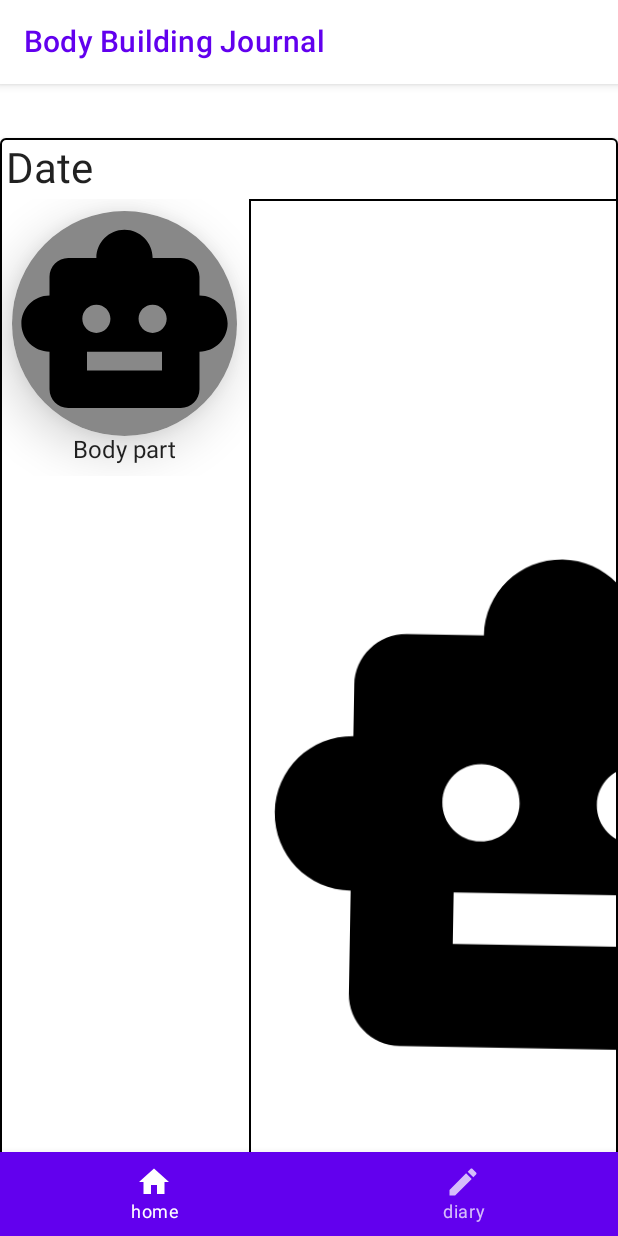
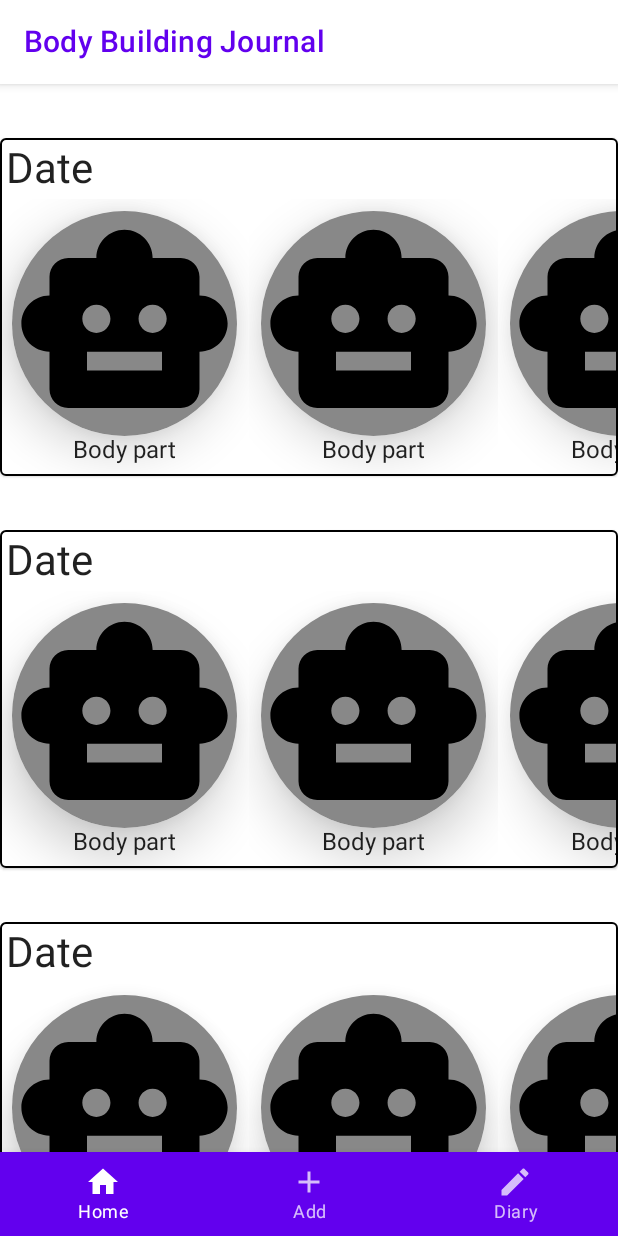
Before and after one commit to juanlestrella/BodybuilderJournalCompose, an Android app built with Jetpack Compose: the screen it shows after launch (MainActivity), after a tap on "Date", on a phone screen of 412 x 824 dp. Run offline under Robolectric (Android 15) with nearby library versions, the phone set to English and light mode, and no system bars; our stand-ins replace Dagger/Hilt's generated code.

Commit message:
Update: Add Screen started

```diff
--- a/app/src/main/java/com/example/bodybuilder/compose/Home.kt
+++ b/app/src/main/java/com/example/bodybuilder/compose/Home.kt
@@ -35,16 +35,17 @@ import com.example.bodybuilder.ui.theme.Bodybuilder
 /**
  * TODO:
  * 0) Apply Card Effects
- * 0) Make each Card clickable
- *      0) -> make image zoom out once clicked
+ * 0) Make each Folder clickable
+ *      0) navigate to another screen
  * 0) Implement Scaffold
- *      3.a) switch bottomBar to BottomNavigation
+ *      0) switch bottomBar to BottomNavigation
  *      https://developer.android.com/reference/kotlin/androidx/compose/material/package-summary#bottomnavigation
- * 4) Implement network
- * 5) Implement entities and database
- * 6) Implement ViewModels
- * 7) Implement repositories
- * 8) Implement navigation
+ * 0) Implement network
+ * 0) Implement entities and database
+ * 0) Implement ViewModels
+ * 0) Implement repositories
+ * 0) Implement navigation
+ * 1) Implement an Add Screen and add it to BottomNavigation
  */
 
 @Composable
@@ -59,13 +60,13 @@ fun HomeScreen(
  */
 @Composable
 fun HomeBodyContent(
-    modifier: Modifier = Modifier,
+    modifier: Modifier,
 ){
     LazyColumn(
         modifier = modifier,
         userScrollEnabled = true
     ){
-        items(10){ // Use Room table to determine the size of the LazyColumn
+        items(3){ // Use Room table to determine the size of the LazyColumn
             Spacer(modifier = modifier.height(8.dp)) // this helps avoid recomposition of the child composable function
             HomeContentFolder()
         }
@@ -114,22 +115,20 @@ fun ContentCard(
     @DrawableRes image: Int = R.drawable.baseline_smart_toy_24,
     description: String = "temp description",
     bodyPart: String = "Body part",
-    context: Context = LocalContext.current
+//    context: Context = LocalContext.current
 ){
-    val isClicked = remember { mutableStateOf(false) }
+//    val isClicked = remember { mutableStateOf(false) }
     val imageModifier = modifier
         .size(150.dp)
         .background(Color.Gray)
         .fillMaxWidth()
-        .clickable(
-            enabled = true,
-            onClick = { // use this to show larger image of clicked image
-                Toast
-                    .makeText(context, "Clicked Image", Toast.LENGTH_SHORT)
-                    .show()
-                isClicked.value = !isClicked.value
-            },
-        )
+//        .clickable(
+//            enabled = true,
+//            onClick = { // use this to show larger image of clicked image
+//                Toast.makeText(context, "Clicked Image", Toast.LENGTH_SHORT).show()
+//                isClicked.value = !isClicked.value
+//            },
+//        )
     Surface{
         Column(
             modifier = modifier
@@ -149,9 +148,9 @@ fun ContentCard(
             }
             Text(text = bodyPart)
         }
-        if (isClicked.value){
-            BoxImage(modifier, image)
-        }
+//        if (isClicked.value){
+//            BoxImage(modifier, image)
+//        }
     }
 }
 
@@ -159,42 +158,42 @@ fun ContentCard(
  * This can be in another file and use navigation
  * Used to enlarge the clicked image
  */
-@Composable
-fun BoxImage(
-    modifier: Modifier = Modifier,
-    @DrawableRes image: Int = R.drawable.baseline_smart_toy_24,
-    configuration: Configuration = LocalConfiguration.current
-){
-    val scale = remember { mutableStateOf(1f) }
-    val rotationState = remember { mutableStateOf(1f) }
-    Box(
-        modifier = modifier
-            .clip(RectangleShape)
-            .background(color = MaterialTheme.colors.background)
-            .border(1.dp, if (isSystemInDarkTheme()) Color.White else Color.Black)
-            .size(height = configuration.screenHeightDp.dp, width = configuration.screenWidthDp.dp)
-            .pointerInput(Unit) {
-                detectTransformGestures { _, _, zoom, rotation ->
-                    scale.value *= zoom
-                    rotationState.value += rotation
-                }
-            }
-    ){
-        Image(
-            modifier = modifier
-                .align(Alignment.Center)
-                .fillMaxSize()
-                .graphicsLayer(
-                    scaleX = maxOf(.5f, minOf(3f, scale.value)),
-                    scaleY = maxOf(.5f, minOf(3f, scale.value)),
-                    rotationZ = rotationState.value
-                ),
-            contentDescription = "Zoom Image",
-            contentScale = ContentScale.Fit,
-            painter = painterResource(id = image)
-        )
-    }
-}
+//@Composable
+//fun BoxImage(
+//    modifier: Modifier = Modifier,
+//    @DrawableRes image: Int = R.drawable.baseline_smart_toy_24,
+//    configuration: Configuration = LocalConfiguration.current
+//){
+//    val scale = remember { mutableStateOf(1f) }
+//    val rotationState = remember { mutableStateOf(1f) }
+//    Box(
+//        modifier = modifier
+//            .clip(RectangleShape)
+//            .background(color = MaterialTheme.colors.background)
+//            .border(1.dp, if (isSystemInDarkTheme()) Color.White else Color.Black)
+//            .size(height = configuration.screenHeightDp.dp, width = configuration.screenWidthDp.dp)
+//            .pointerInput(Unit) {
+//                detectTransformGestures { _, _, zoom, rotation ->
+//                    scale.value *= zoom
+//                    rotationState.value += rotation
+//                }
+//            }
+//    ){
+//        Image(
+//            modifier = modifier
+//                .align(Alignment.Center)
+//                .fillMaxSize()
+//                .graphicsLayer(
+//                    scaleX = maxOf(.5f, minOf(3f, scale.value)),
+//                    scaleY = maxOf(.5f, minOf(3f, scale.value)),
+//                    rotationZ = rotationState.value
+//                ),
+//            contentDescription = "Zoom Image",
+//            contentScale = ContentScale.Fit,
+//            painter = painterResource(id = image)
+//        )
+//    }
+//}
 /** ----------PREVIEWS---------- **/
 @Preview(showBackground = true)
 @Composable
--- a/app/src/main/java/com/example/bodybuilder/navigation/BottomNavigation.kt
+++ b/app/src/main/java/com/example/bodybuilder/navigation/BottomNavigation.kt
@@ -18,6 +18,7 @@ import androidx.navigation.compose.currentBackStackEntryAsState
 fun AppBottomNavigation(navController: NavController) {
     val items = listOf(
         Screen.Home,
+        Screen.Add,
         Screen.Diary
     )
     BottomNavigation() {
--- a/app/src/main/java/com/example/bodybuilder/navigation/NavHost.kt
+++ b/app/src/main/java/com/example/bodybuilder/navigation/NavHost.kt
@@ -27,6 +27,9 @@ fun AppNavHost(
             HomeScreen(
                 modifier = modifier
             )
+        }
+        composable("add"){
+            AddScreen(modifier = modifier)
         }
         composable("diary") {
             DiaryScreen(
--- a/app/src/main/java/com/example/bodybuilder/navigation/Screen.kt
+++ b/app/src/main/java/com/example/bodybuilder/navigation/Screen.kt
@@ -2,6 +2,7 @@ package com.example.bodybuilder.navigation
 
 import androidx.annotation.StringRes
 import androidx.compose.material.icons.Icons
+import androidx.compose.material.icons.filled.Add
 import androidx.compose.material.icons.filled.Edit
 import androidx.compose.material.icons.filled.Home
 import androidx.compose.ui.graphics.vector.ImageVector
@@ -9,6 +10,7 @@ import com.example.bodybuilder.R
 
 sealed class Screen(val route: String, @StringRes val resourceId: Int, var icon:ImageVector){
     object Home : Screen("home", R.string.home, Icons.Filled.Home)
+    object Add : Screen("add", R.string.add, Icons.Filled.Add)
     object Diary : Screen("diary", R.string.diary, Icons.Filled.Edit)
     object Bmi : Screen("bmi", R.string.bmi, Icons.Filled.Edit)
     object BodyFat : Screen("bodyFat", R.string.bodyFat, Icons.Filled.Edit)
--- a/app/src/main/res/values/strings.xml
+++ b/app/src/main/res/values/strings.xml
@@ -1,7 +1,8 @@
 <resources>
     <string name="app_name">BodybuilderJournalCompose</string>
-    <string name="home">home</string>
-    <string name="diary">diary</string>
+    <string name="home">Home</string>
+    <string name="diary">Diary</string>
+    <string name="add">Add</string>
     <string name="bmi">bmi</string>
     <string name="bodyFat">bodyFat</string>
     <string name="dailyCalorie">dailyCalorie</string>
```
Also changed, not shown: app/src/main/java/com/example/bodybuilder/compose/Add.kt (added, +63 -0 lines).
